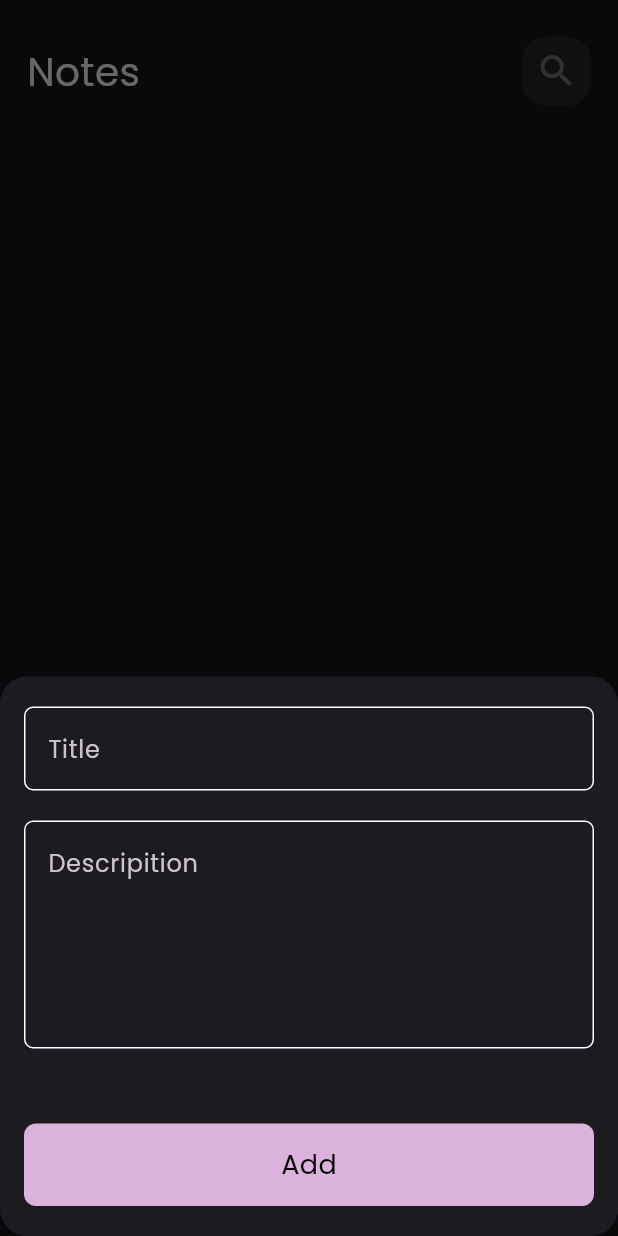
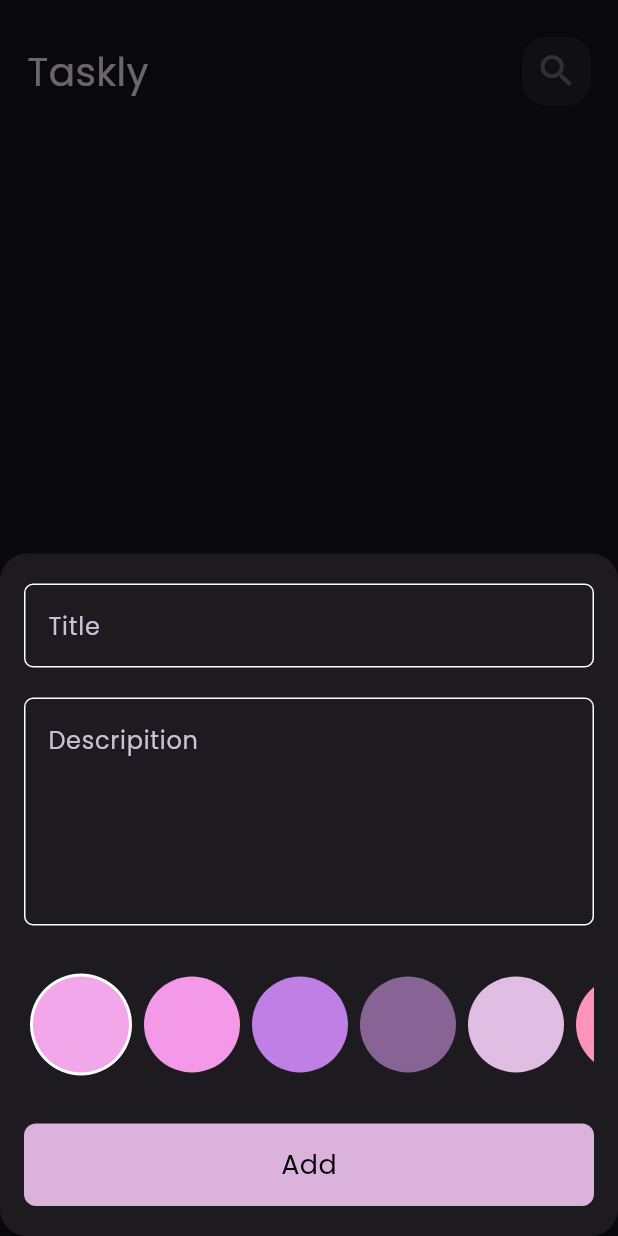
Before and after one commit to romisaa5/Notes_App, a Flutter app: the screen it shows after launch, after a tap on the "add" icon, on a phone screen of 412 x 824 dp. Run offline on Flutter 3.47's test engine with Material 3 defaults, Android fonts, the phone set to English and light mode, and no system bars; our stand-ins replace bloc, flutter_bloc, font_awesome_flutter, hive, hive_flutter; accounts and stored records are empty.

Commit message:
finish app

```diff
--- a/lib/constants.dart
+++ b/lib/constants.dart
@@ -2,3 +2,11 @@ import 'package:flutter/material.dart';
 
 const Color KprimaryColor = Color.fromARGB(255, 219, 178, 219);
 const kNotesbox = 'notes_box';
+ List<Color> colors = const[
+    Color.fromARGB(255, 242, 167, 234),
+    Color.fromARGB(255, 243, 153, 231),
+    Color.fromARGB(255, 192, 127, 229),
+    Color.fromARGB(255, 136, 99, 149),
+    Color.fromARGB(255, 224, 190, 228),
+    Color.fromARGB(255, 255, 148, 187),
+  ];
--- a/lib/cubits/add_note_cubit/notes_cubits.dart
+++ b/lib/cubits/add_note_cubit/notes_cubits.dart
@@ -1,3 +1,4 @@
+import 'package:flutter/material.dart';
 import 'package:hive/hive.dart';
 import 'package:note_app/constants.dart';
 import 'package:note_app/models/note_model.dart';
@@ -7,8 +8,9 @@ import 'package:bloc/bloc.dart';
 
 class AddNotesCubit extends Cubit<AddNoteState> {
   AddNotesCubit() : super(AddNoteInitial());
-
+  Color color = Color(0xffD4B2D8);
   addNote(NotesModel note) async {
+    note.color = color.value;
     emit(AddNoteLoading());
     try {
       var notesbox = Hive.box<NotesModel>(kNotesbox);
--- a/lib/splash_screen.dart
+++ b/lib/splash_screen.dart
@@ -26,13 +26,13 @@ class _SplashScreenState extends State<SplashScreen> {
         body: Padding(
           padding: const EdgeInsets.only(bottom: 20.0),
           child: Container(
-            color: Colors.black,
+            color: const Color.fromARGB(255, 21, 21, 21),
             child: Column(
               children: [
                 Expanded(
                   child: Center(
                     child: Container(
-                      color: Colors.black,
+                      color:const Color.fromARGB(255, 21, 21, 21),
                       child: Image.asset(
                         "assets/images/splash.png",
                         height: 130,
--- a/lib/views/edit_note_view.dart
+++ b/lib/views/edit_note_view.dart
@@ -11,6 +11,7 @@ class EditNoteView extends StatelessWidget {
       body: CustomEditNote(
         note: note,
       ),
+
     );
   }
 }
--- a/lib/widgets/add_note_form.dart
+++ b/lib/widgets/add_note_form.dart
@@ -4,6 +4,7 @@ import 'package:intl/intl.dart';
 import 'package:note_app/cubits/add_note_cubit/notes_cubits.dart';
 import 'package:note_app/cubits/add_note_cubit/notes_state.dart';
 import 'package:note_app/models/note_model.dart';
+import 'package:note_app/widgets/colors_listview.dart';
 import 'package:note_app/widgets/custom_button.dart';
 import 'package:note_app/widgets/custom_textfield.dart';
 
@@ -47,7 +48,9 @@ class _FormAddNoteState extends State<FormAddNote> {
             text: 'Descripition',
             maxline: 5,
           ),
-          SizedBox(height: 50),
+          SizedBox(height: 30),
+        colorsListview(),
+          SizedBox(height: 30),
           BlocBuilder<AddNotesCubit, AddNoteState>(
             builder: (context, state) {
               return CustomButton(
@@ -57,7 +60,7 @@ class _FormAddNoteState extends State<FormAddNote> {
                     formkey.currentState!.save();
                     var currentDate = DateTime.now();
                     var formatcurrrentdate =
-                        DateFormat('dd-mm-yyyy').format(currentDate);
+                        DateFormat('dd-MM-yyyy').format(currentDate);
                     var notemodel = NotesModel(
                         title: title!,
                         subtitle: subtitle!,
--- /dev/null
+++ b/lib/widgets/colors_listview.dart
@@ -0,0 +1,60 @@
+import 'package:flutter/material.dart';
+import 'package:flutter_bloc/flutter_bloc.dart';
+import 'package:note_app/constants.dart';
+import 'package:note_app/cubits/add_note_cubit/notes_cubits.dart';
+
+class colorItem extends StatelessWidget {
+  const colorItem({super.key, required this.isActive, required this.color});
+  final Color color;
+  final bool isActive;
+  @override
+  Widget build(BuildContext context) {
+    return isActive
+        ? CircleAvatar(
+            radius: 34,
+            backgroundColor: Colors.white,
+            child: CircleAvatar(
+              radius: 32,
+              backgroundColor: color,
+            ),
+          )
+        : CircleAvatar(radius: 32, backgroundColor: color);
+  }
+}
+
+class colorsListview extends StatefulWidget {
+  const colorsListview({super.key});
+
+  @override
+  State<colorsListview> createState() => _colorsListviewState();
+}
+
+class _colorsListviewState extends State<colorsListview> {
+  int currentindex = 0;
+
+  @override
+  Widget build(BuildContext context) {
+    return SizedBox(
+      height: 72,
+      child: ListView.builder(
+          scrollDirection: Axis.horizontal,
+          itemCount: colors.length,
+          itemBuilder: (context, index) {
+            return Padding(
+              padding: const EdgeInsets.symmetric(horizontal: 4),
+              child: GestureDetector(
+                onTap: () {
+                  currentindex = index;
+                  BlocProvider.of<AddNotesCubit>(context).color = colors[index];
+                  setState(() {});
+                },
+                child: colorItem(
+                  color: colors[index],
+                  isActive: currentindex == index,
+                ),
+              ),
+            );
+          }),
+    );
+  }
+}
--- a/lib/widgets/notes_view_body.dart
+++ b/lib/widgets/notes_view_body.dart
@@ -25,7 +25,7 @@ class _NotesViewBodyState extends State<NotesViewBody> {
       child: Column(
         children: [
           CustumAppbar(
-            text: 'Notes',
+            text: 'Taskly',
             icon: Icons.search,
           ),
           Expanded(child: CustomNotesListview())
```
Also changed, not shown: lib/widgets/custom_edit_note.dart (+50 -4 lines).
